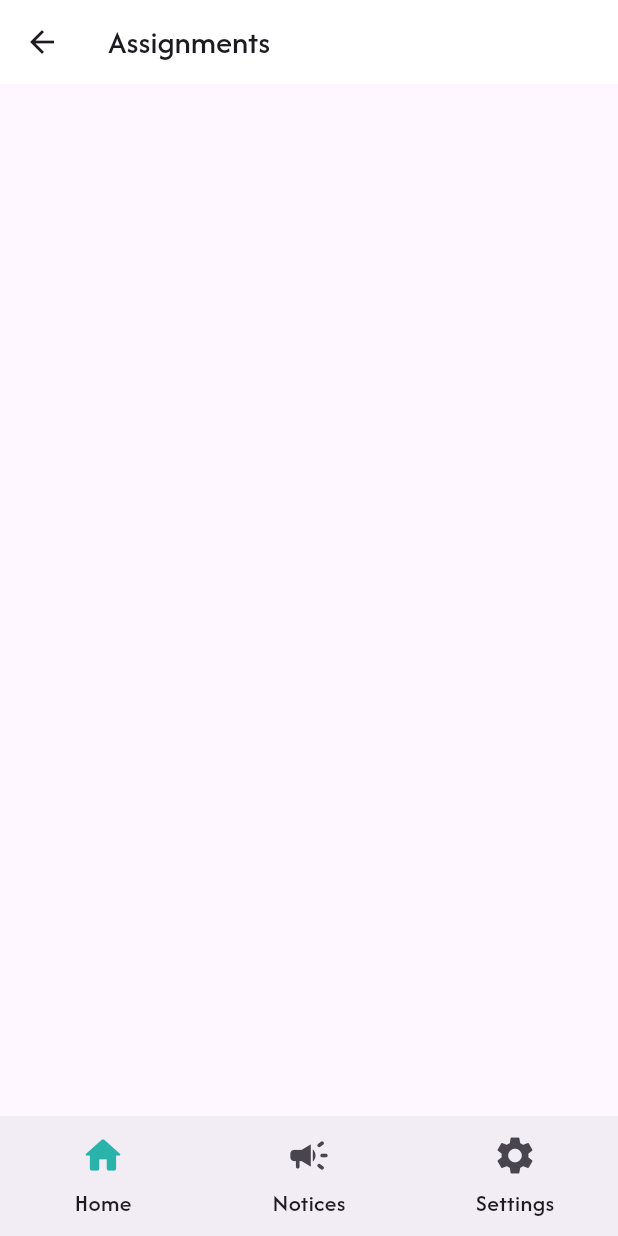
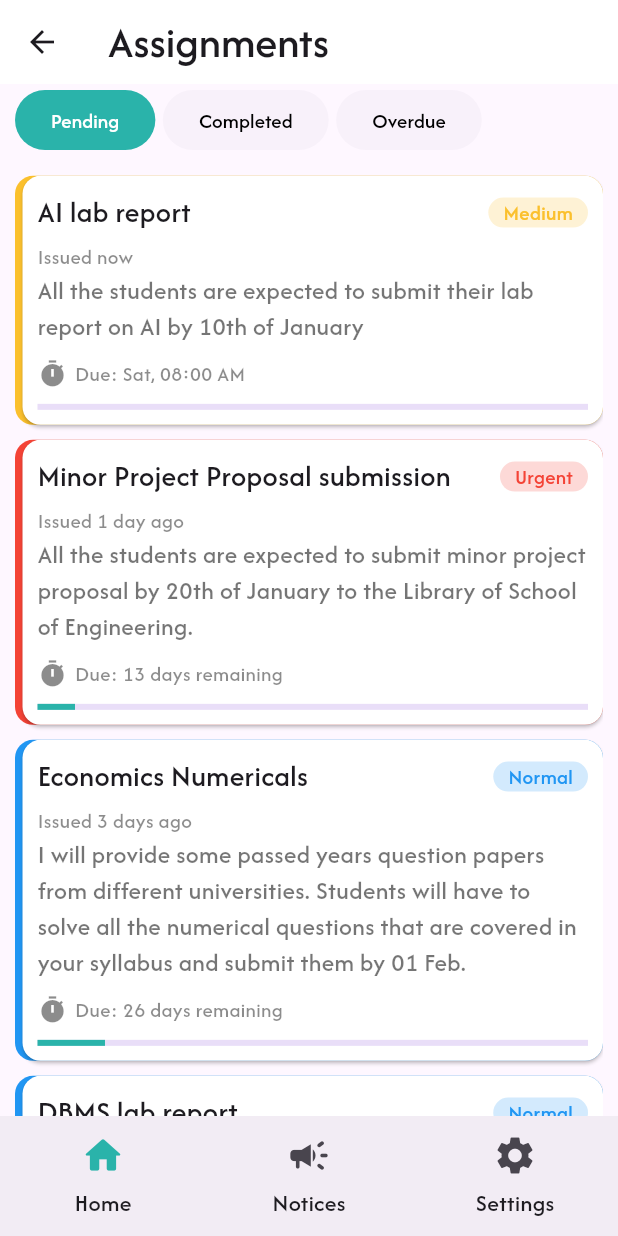
Before and after one commit to hamster336/digital_classroom, a Flutter app: the screen it shows after launch, after a tap on "Assignments", on a phone screen of 412 x 824 dp. Run offline on Flutter 3.47's test engine with Material 3 defaults, Android fonts, the phone set to English and light mode, and no system bars.

Commit message:
Assignments screen UI

```diff
--- /dev/null
+++ b/mobile_app/lib/model/assignment.dart
@@ -0,0 +1,19 @@
+import 'package:mobile_app/model/required_enums.dart';
+
+class Assignment {
+  String title;
+  String description;
+  DateTime issuedAt;
+  DateTime dueDate;
+  AssignmentPriority priority;
+  String? filepath;
+
+  Assignment({
+    required this.title,
+    required this.description,
+    required this.issuedAt,
+    required this.dueDate,
+    required this.priority,
+    this.filepath
+  });
+}
--- a/mobile_app/lib/model/custom_widgets.dart
+++ b/mobile_app/lib/model/custom_widgets.dart
@@ -1,5 +1,6 @@
 import 'package:flutter/material.dart';
 import 'package:intl/intl.dart';
+import 'package:mobile_app/model/assignment.dart';
 import 'package:mobile_app/model/notice.dart';
 import 'package:mobile_app/model/required_enums.dart';
 
@@ -106,9 +107,9 @@ class CustomWidgets {
   // Notice card
   static Widget homeScrenNoticeCard(Notice notice) {
     Color cardColor = Colors.blue;
-    if (notice.priority == InfoPriority.urgent) {
+    if (notice.priority == NoticePriority.urgent) {
       cardColor = Colors.red;
-    } else if (notice.priority == InfoPriority.important) {
+    } else if (notice.priority == NoticePriority.important) {
       cardColor = Colors.yellow.shade700;
     }
 
@@ -152,7 +153,7 @@ class CustomWidgets {
   }
 
   // filter buttons
-  static Widget filterButton(
+  static Widget noticeFilterButton(
     String label,
     NoticeFilter filter,
     NoticeFilter currentFilter,
@@ -178,10 +179,10 @@ class CustomWidgets {
     Color cardColor = Colors.blue;
     String priority = 'Info';
 
-    if (notice.priority == InfoPriority.urgent) {
+    if (notice.priority == NoticePriority.urgent) {
       cardColor = Colors.red;
       priority = 'Urgent';
-    } else if (notice.priority == InfoPriority.important) {
+    } else if (notice.priority == NoticePriority.important) {
       cardColor = Colors.yellow.shade700;
       priority = 'Important';
     }
@@ -189,7 +190,7 @@ class CustomWidgets {
     return Container(
       margin: const EdgeInsets.only(top: 5, bottom: 5),
       decoration: BoxDecoration(
-        borderRadius: BorderRadius.all(Radius.circular(15)),
+        borderRadius: BorderRadius.all(Radius.circular(12)),
         color: cardColor,
       ),
       child: Card(
@@ -228,7 +229,7 @@ class CustomWidgets {
 
               const SizedBox(height: 5),
               Text(
-                'Posted ${formatTime(notice.publishedAt)}',
+                'Posted ${formatIssuedTime(notice.publishedAt)}',
                 style: TextStyle(color: Colors.black45),
               ),
 
@@ -244,13 +245,9 @@ class CustomWidgets {
   }
 
   // format time for notice cards
-  static String formatTime(DateTime publishedAt) {
+  static String formatIssuedTime(DateTime time) {
     final now = DateTime.now();
-    final diff = now.difference(publishedAt);
-
-    // if (diff.isNegative) {
-    //   return 'on ${DateFormat('dd MMM y').format(publishedAt)}';
-    // }
+    final diff = now.difference(time);
 
     if (diff.inSeconds < 60) return 'now';
 
@@ -269,11 +266,11 @@ class CustomWidgets {
       return '$d day${d == 1 ? '' : 's'} ago';
     }
 
-    if (publishedAt.year < now.year) {
-      return 'on ${DateFormat('dd MMM y').format(publishedAt)}';
+    if (time.year < now.year) {
+      return 'on ${DateFormat('dd MMM y').format(time)}';
     }
 
-    return 'on ${DateFormat('dd MMM').format(publishedAt)}';
+    return 'on ${DateFormat('dd MMM').format(time)}';
   }
 
   // settings with toggles
@@ -307,4 +304,157 @@ class CustomWidgets {
       ],
     );
   }
+
+  // assignment filter button
+  static Widget assignmentFilterButton(
+    String label,
+    AssignmentFilter filter,
+    AssignmentFilter currentFilter,
+  ) {
+    return ElevatedButton(
+      onPressed: () {},
+      style: ElevatedButton.styleFrom(
+        backgroundColor: (filter == currentFilter) ? Color(0xFF2AB3AA) : null,
+        shadowColor: Colors.transparent,
+        elevation: 6,
+      ),
+      child: Text(
+        label,
+        style: TextStyle(
+          color: (filter == currentFilter) ? Colors.white : null,
+        ),
+      ),
+    );
+  }
+
+  // assignment cards
+  static Widget assignmentCards(Assignment assignment) {
+    Color cardColor = Colors.blue;
+    String priority = 'Normal';
+
+    if (assignment.priority == AssignmentPriority.urgent) {
+      cardColor = Colors.red;
+      priority = 'Urgent';
+    } else if (assignment.priority == AssignmentPriority.medium) {
+      cardColor = Colors.yellow.shade700;
+      priority = 'Medium';
+    }
+
+    return Container(
+      margin: const EdgeInsets.only(top: 5, bottom: 5),
+      decoration: BoxDecoration(
+        borderRadius: BorderRadius.all(Radius.circular(12)),
+        color: cardColor,
+      ),
+      child: Card(
+        margin: const EdgeInsets.fromLTRB(5, 0, 0, 0),
+        color: Colors.white,
+        child: Padding(
+          padding: const EdgeInsets.symmetric(horizontal: 10, vertical: 10),
+          child: Column(
+            crossAxisAlignment: .start,
+            children: [
+              Row(
+                mainAxisAlignment: .spaceBetween,
+                children: [
+                  // assignment title
+                  Flexible(
+                    child: Text(
+                      assignment.title,
+                      style: TextStyle(
+                        fontSize: 20,
+                        fontWeight: FontWeight.w600,
+                      ),
+                      overflow: .visible,
+                    ),
+                  ),
+
+                  const SizedBox(width: 5),
+
+                  // display priority
+                  Container(
+                    decoration: BoxDecoration(
+                      borderRadius: BorderRadius.all(Radius.circular(15)),
+                      color: cardColor.withValues(alpha: 0.2),
+                    ),
+                    padding: EdgeInsets.symmetric(horizontal: 10),
+                    child: Text(priority, style: TextStyle(color: cardColor)),
+                  ),
+                ],
+              ),
+
+              const SizedBox(height: 5),
+              // posted date
+              Text(
+                'Issued ${formatIssuedTime(assignment.issuedAt)}',
+                style: TextStyle(color: Colors.black45),
+              ),
+
+              // description of the assignment
+              Text(
+                assignment.description,
+                style: TextStyle(fontSize: 17, color: Colors.black54),
+              ),
+
+              const SizedBox(height: 10),
+              // due time
+              Row(
+                children: [
+                  Icon(Icons.timer, size: 20, color: Colors.black45),
+                  const SizedBox(width: 5),
+                  Text(
+                    'Due: ${formatDueTime(assignment.dueDate)}',
+                    style: TextStyle(color: Colors.black45),
+                  ),
+                ],
+              ),
+
+              // time passed since issued indicator
+              const SizedBox(height: 10),
+              LinearProgressIndicator(
+                value: getPercentage(assignment.issuedAt, assignment.dueDate),
+                color: Color(0xFF2AB3AA),
+              ),
+            ],
+          ),
+        ),
+      ),
+    );
+  }
+
+  // format time for assignment cards
+  static String formatDueTime(DateTime time) {
+    final now = DateTime.now();
+    final diff = time.difference(now);
+
+    if (diff.isNegative) {
+      return '${DateFormat('dd MMM y').format(time)} (Passed)';
+    }
+
+    if (diff.inHours < 24) {
+      return 'Today, ${DateFormat('hh:mm a').format(time)}';
+    }
+
+    if (diff.inDays < 2) {
+      return 'Tomorrow, ${DateFormat('hh:mm a').format(time)}';
+    }
+
+    if (diff.inDays < 7) return DateFormat('EEE, hh:mm a').format(time);
+    if (diff.inDays < 30) return '${diff.inDays} days remaining';
+
+    return DateFormat('hh:mm a, dd MMM').format(time);
+  }
+
+  // get due date and time completion percentage
+  static double getPercentage(DateTime issued, DateTime due) {
+    final now = DateTime.now().millisecondsSinceEpoch;
+    final i = issued.millisecondsSinceEpoch;
+    final d = due.millisecondsSinceEpoch;
+
+    if (d <= i) return 100; // zero or invalid time range
+    if (d <= now) return 100; // if due date is passed
+    if (now < i) return 0; // if hasn't started yet
+
+    return ((now - i) / (d - i));
+  }
 }
--- a/mobile_app/lib/model/notice.dart
+++ b/mobile_app/lib/model/notice.dart
@@ -4,7 +4,7 @@ class Notice {
   final String title;
   final DateTime publishedAt;
   final String description;
-  final InfoPriority priority;
+  final NoticePriority priority;
 
   Notice({
     required this.title,
--- a/mobile_app/lib/model/required_enums.dart
+++ b/mobile_app/lib/model/required_enums.dart
@@ -1,7 +1,9 @@
 enum UserRoles { admin, teacher, student }
 
-enum InfoPriority { urgent, important, info }
+enum NoticePriority { urgent, important, info }
 
 enum NoticeFilter { all, urgent, important }
 
+enum AssignmentPriority { urgent, medium, normal }
+
 enum AssignmentFilter { pending, completed, overdue }
--- a/mobile_app/lib/presentation/assignment_screen.dart
+++ b/mobile_app/lib/presentation/assignment_screen.dart
@@ -1,13 +1,104 @@
 import 'package:flutter/material.dart';
+import 'package:mobile_app/model/assignment.dart';
+import 'package:mobile_app/model/custom_widgets.dart';
+import 'package:mobile_app/model/required_enums.dart';
 
 class AssignmentScreen extends StatelessWidget {
   const AssignmentScreen({super.key});
 
   @override
   Widget build(BuildContext context) {
+    final size = MediaQuery.of(context).size;
+    final List<Assignment> list = [
+      Assignment(
+        title: 'AI lab report',
+        description:
+            'All the students are expected to submit their lab report on AI by 10th of January',
+        issuedAt: DateTime(2026, 01, 06, 12, 23),
+        dueDate: DateTime(2026, 01, 10, 08, 00),
+        priority: AssignmentPriority.medium,
+      ),
+      Assignment(
+        title: 'Minor Project Proposal submission',
+        description:
+            'All the students are expected to submit minor project proposal by 20th of January to the Library of School of Engineering.',
+        issuedAt: DateTime(2026, 01, 05, 10, 00),
+        dueDate: DateTime(2026, 01, 20, 10, 00),
+        priority: AssignmentPriority.urgent,
+      ),
+      Assignment(
+        title: 'Economics Numericals',
+        description:
+            'I will provide some passed years question papers from different universities. Students will have to solve all the numerical questions that are covered in your syllabus and submit them by 01 Feb.',
+        issuedAt: DateTime(2026, 01, 02, 18, 47),
+        dueDate: DateTime(2026, 02, 01, 14, 30),
+        priority: AssignmentPriority.normal,
+      ),
+      Assignment(
+        title: 'DBMS lab report',
+        description:
+            'All the students are expected to submit their lab report on DBMS by 5th of January',
+        issuedAt: DateTime(2025, 12, 25, 13, 10),
+        dueDate: DateTime(2026, 01, 5, 15, 00),
+        priority: AssignmentPriority.normal,
+      ),
+    ];
+
     return Scaffold(
       appBar: AppBar(
-        title: const Text('Assignments'),
+        title: const Text(
+          'Assignments',
+          style: TextStyle(fontSize: 30, fontWeight: FontWeight.w600),
+        ),
+      ),
+
+      body: Padding(
+        padding: const EdgeInsets.symmetric(horizontal: 10),
+        child: Column(
+          children: [
+            // filter buttons
+            Row(
+              children: [
+                CustomWidgets.assignmentFilterButton(
+                  'Pending',
+                  AssignmentFilter.pending,
+                  AssignmentFilter.pending,
+                ),
+                const SizedBox(width: 5),
+                CustomWidgets.assignmentFilterButton(
+                  'Completed',
+                  AssignmentFilter.completed,
+                  AssignmentFilter.pending,
+                ),
+                const SizedBox(width: 5),
+                CustomWidgets.assignmentFilterButton(
+                  'Overdue',
+                  AssignmentFilter.overdue,
+                  AssignmentFilter.pending,
+                ),
+              ],
+            ),
+
+            SizedBox(height: size.height * 0.01),
+
+            // show the assignments
+            Expanded(
+              child: (list.isEmpty)
+                  ? Center(
+                      child: const Text(
+                        'Nothing to show',
+                        style: TextStyle(fontSize: 18),
+                      ),
+                    )
+                  : ListView.builder(
+                      itemCount: list.length,
+                      itemBuilder: (context, index) {
+                        return CustomWidgets.assignmentCards(list[index]);
+                      },
+                    ),
+            ),
+          ],
+        ),
       ),
     );
   }
--- a/mobile_app/lib/presentation/home_screen.dart
+++ b/mobile_app/lib/presentation/home_screen.dart
@@ -186,7 +186,7 @@ class HomeScreen extends StatelessWidget {
                           title: 'Research proposal submission',
                           publishedAt: DateTime(2026, 1, 5, 14, 12, 22),
                           description: 'description',
-                          priority: InfoPriority.urgent,
+                          priority: NoticePriority.urgent,
                         ),
                       ),
                       SizedBox(height: size.height * 0.01),
@@ -195,7 +195,7 @@ class HomeScreen extends StatelessWidget {
                           title: 'AI assignment submission',
                           publishedAt: DateTime(2026, 1, 4, 08, 56, 01),
                           description: 'description',
-                          priority: InfoPriority.info,
+                          priority: NoticePriority.info,
                         ),
                       ),
                       SizedBox(height: size.height * 0.01),
@@ -204,7 +204,7 @@ class HomeScreen extends StatelessWidget {
                           title: 'FU cup team selection',
                           publishedAt: DateTime(2026, 1, 2, 23, 55, 12),
                           description: 'description',
-                          priority: InfoPriority.important,
+                          priority: NoticePriority.important,
                         ),
                       ),
                       SizedBox(height: size.height * 0.01),
--- a/mobile_app/lib/presentation/notes_screen.dart
+++ b/mobile_app/lib/presentation/notes_screen.dart
@@ -7,7 +7,17 @@ class NotesScreen extends StatelessWidget {
   Widget build(BuildContext context) {
     return Scaffold(
       appBar: AppBar(
-        title: const Text('Notes'),
+        title: const Text(
+          'Notes',
+          style: TextStyle(fontSize: 30, fontWeight: FontWeight.w600),
+        ),
+      ),
+
+      body: Padding(
+        padding: const EdgeInsetsGeometry.symmetric(horizontal: 10),
+        child: Column(children: [
+
+        ]),
       ),
     );
   }
--- a/mobile_app/lib/presentation/notices_screen.dart
+++ b/mobile_app/lib/presentation/notices_screen.dart
@@ -15,35 +15,35 @@ class NoticesScreen extends StatelessWidget {
         publishedAt: DateTime(2026, 1, 5, 14, 12, 22),
         description:
             'This year, the winter vacation starts from 25th of Poush until 9th of Magh. The administration will remain open during the holidays.',
-        priority: InfoPriority.info,
+        priority: NoticePriority.info,
       ),
       Notice(
         title: 'Proposal Defense',
         publishedAt: DateTime(2026, 1, 5, 08, 56, 01),
         description:
             'All the 6th sem students are notified to prepare for their proposal defense this Saturday starting from 10:00 am.',
-        priority: InfoPriority.urgent,
+        priority: NoticePriority.urgent,
       ),
       Notice(
         title: 'FU cup team selection',
         publishedAt: DateTime(2026, 1, 2, 23, 55, 12),
         description:
             'The sports week will start from 13th of Magh so the department of Engineering notifies all the interested students to enlist their names in the games they are interested in. The selection will start soon.',
-        priority: InfoPriority.important,
+        priority: NoticePriority.important,
       ),
       Notice(
         title: 'Winter Holidays',
         publishedAt: DateTime(2025, 12, 31, 14, 12, 22),
         description:
             'This year, the winter vacation starts from 25th of Poush until 9th of Magh. The administration will remain open during the holidays.',
-        priority: InfoPriority.info,
+        priority: NoticePriority.info,
       ),
       Notice(
         title: 'Proposal Defense',
-        publishedAt: DateTime(2025, 1, 5, 08, 56, 01),
+        publishedAt: DateTime(2025, 12, 23, 08, 56, 01),
         description:
             'All the 6th sem students are notified to prepare for their proposal defense this Saturday starting from 10:00 am.',
-        priority: InfoPriority.urgent,
+        priority: NoticePriority.urgent,
       ),
     ];
 
@@ -63,19 +63,19 @@ class NoticesScreen extends StatelessWidget {
             // notice filter buttons
             Row(
               children: [
-                CustomWidgets.filterButton(
+                CustomWidgets.noticeFilterButton(
                   'All',
                   NoticeFilter.all,
                   NoticeFilter.all,
                 ),
                 const SizedBox(width: 5),
-                CustomWidgets.filterButton(
+                CustomWidgets.noticeFilterButton(
                   'Important',
                   NoticeFilter.important,
                   NoticeFilter.all,
                 ),
                 const SizedBox(width: 5),
-                CustomWidgets.filterButton(
+                CustomWidgets.noticeFilterButton(
                   'Urgent',
                   NoticeFilter.urgent,
                   NoticeFilter.all,
```
